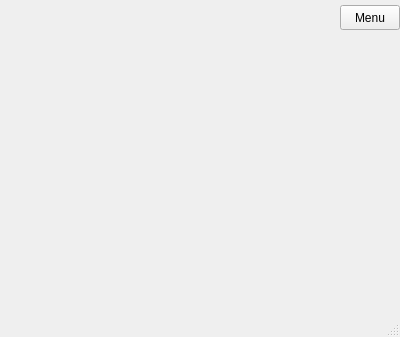
Before: the Qt Designer form src/frontend/mainwindow.ui in DominikaHoszowska/fiszki_qt, drawn with Qt 5.
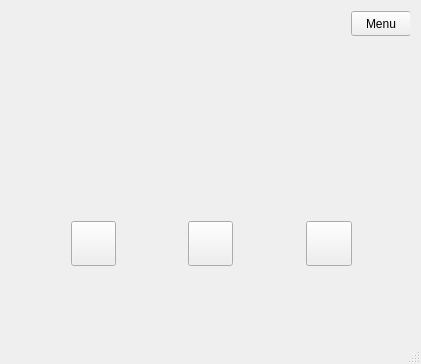
After: the same form once the commit is applied. The open tabs and pages were chosen to show the change.

Commit message: repair saveAllCardButton and create learning window

```diff
--- a/src/frontend/mainwindow.ui
+++ b/src/frontend/mainwindow.ui
@@ -6,23 +6,17 @@
    <rect>
     <x>0</x>
     <y>0</y>
-    <width>400</width>
-    <height>337</height>
+    <width>421</width>
+    <height>364</height>
    </rect>
   </property>
   <property name="windowTitle">
    <string>Fiszki</string>
   </property>
   <widget class="QWidget" name="centralWidget">
+   <layout class="QHBoxLayout" name="horizontalLayout">
+    <item>
    <widget class="QStackedWidget" name="stackedWidget">
-    <property name="geometry">
-     <rect>
-      <x>0</x>
-      <y>0</y>
-      <width>400</width>
-      <height>300</height>
-     </rect>
-    </property>
     <property name="currentIndex">
      <number>4</number>
     </property>
@@ -377,7 +371,7 @@
       <property name="geometry">
        <rect>
         <x>340</x>
-        <y>5</y>
+          <y>0</y>
         <width>60</width>
         <height>25</height>
        </rect>
@@ -386,8 +380,75 @@
        <string>Menu</string>
       </property>
      </widget>
-    </widget>
-   </widget>
+       <widget class="QLabel" name="QuestionLabel">
+        <property name="geometry">
+         <rect>
+          <x>125</x>
+          <y>80</y>
+          <width>150</width>
+          <height>30</height>
+         </rect>
+        </property>
+        <property name="text">
+         <string/>
+        </property>
+       </widget>
+       <widget class="QLabel" name="AnswerLabel">
+        <property name="geometry">
+         <rect>
+          <x>125</x>
+          <y>150</y>
+          <width>150</width>
+          <height>30</height>
+         </rect>
+        </property>
+        <property name="text">
+         <string/>
+        </property>
+       </widget>
+       <widget class="QPushButton" name="goodButton">
+        <property name="geometry">
+         <rect>
+          <x>60</x>
+          <y>210</y>
+          <width>45</width>
+          <height>45</height>
+         </rect>
+        </property>
+        <property name="text">
+         <string/>
+        </property>
+       </widget>
+       <widget class="QPushButton" name="mediumButton">
+        <property name="geometry">
+         <rect>
+          <x>177</x>
+          <y>210</y>
+          <width>45</width>
+          <height>45</height>
+         </rect>
+        </property>
+        <property name="text">
+         <string/>
+        </property>
+       </widget>
+       <widget class="QPushButton" name="badButton">
+        <property name="geometry">
+         <rect>
+          <x>295</x>
+          <y>210</y>
+          <width>46</width>
+          <height>45</height>
+         </rect>
+        </property>
+        <property name="text">
+         <string/>
+        </property>
+       </widget>
+      </widget>
+     </widget>
+    </item>
+   </layout>
   </widget>
   <widget class="QMenuBar" name="menuBar">
    <property name="geometry">
```
Left out of the diff: 12 changed lines with no effect on the pictures. Lines whose indentation alone changed are shown as unchanged. The commit also changes 3 other files.
